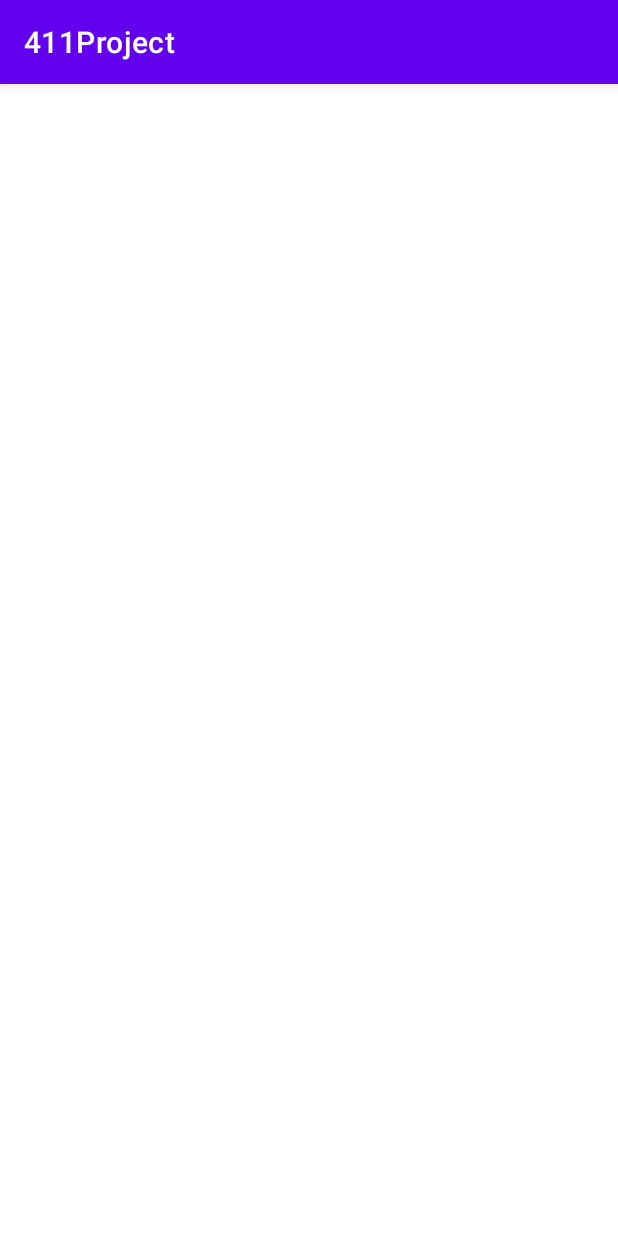
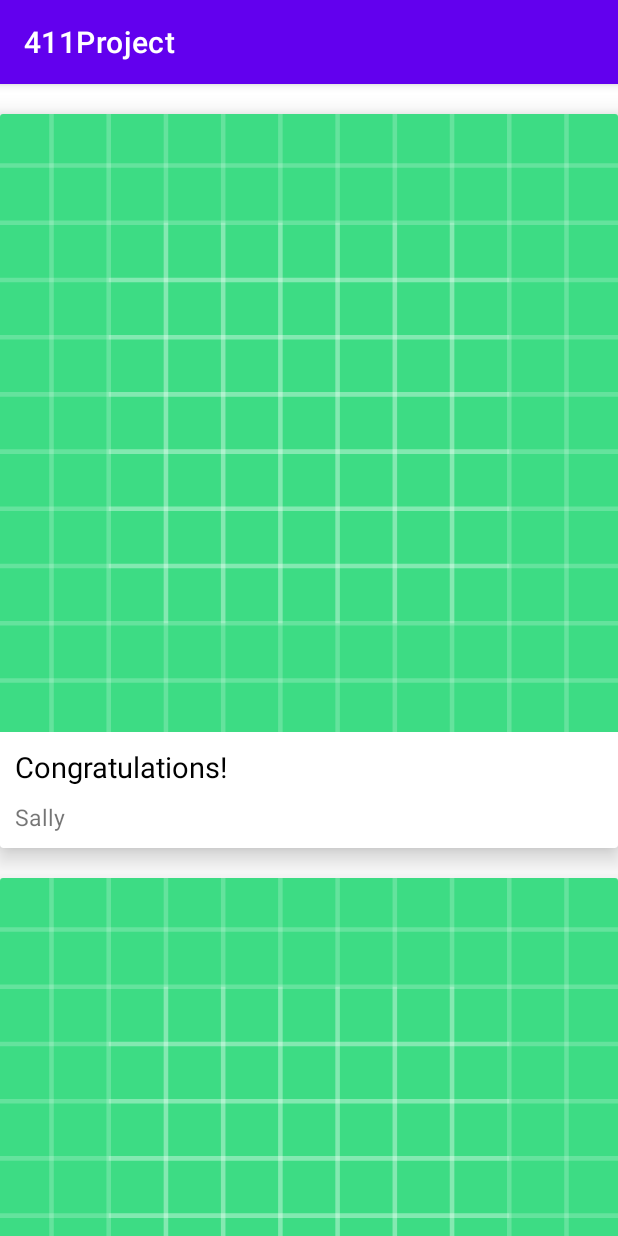
Before and after one commit to CSUF-CPSC411A-2022S/project-gold-team, an Android app: the screen it shows after launch (MainActivity), on a phone screen of 412 x 824 dp. Run offline under Robolectric (Android 15) with nearby library versions, the phone set to English and light mode, and no system bars; pictures from the network do not load.

Commit message:
Put Recycler view back on main but it is now working properly

```diff
--- a/app/src/main/java/fullerton/lfg/BlogRecyclerAdapter.kt
+++ b/app/src/main/java/fullerton/lfg/BlogRecyclerAdapter.kt
@@ -9,40 +9,49 @@ import com.bumptech.glide.request.RequestOptions
 import fullerton.lfg.models.BlogPost
 import kotlinx.android.synthetic.main.layout_blog_list_item.view.*
 import kotlin.collections.ArrayList
+import android.util.Log
 
-class BlogRecyclerAdapter: RecyclerView.Adapter<RecyclerView.ViewHolder>() {
+class BlogRecyclerAdapter : RecyclerView.Adapter<RecyclerView.ViewHolder>()
+{
+
+    private val TAG: String = "AppDebug"
 
     private var items: List<BlogPost> = ArrayList()
+
     override fun onCreateViewHolder(parent: ViewGroup, viewType: Int): RecyclerView.ViewHolder {
         return BlogViewHolder(
-            LayoutInflater.from(parent.context).inflate(R.layout.layout_blog_list_item, parent, false))
+            LayoutInflater.from(parent.context).inflate(R.layout.layout_blog_list_item, parent, false)
+        )
     }
 
     override fun onBindViewHolder(holder: RecyclerView.ViewHolder, position: Int) {
-        when(holder){
-            is BlogViewHolder ->{
+        when(holder) {
+
+            is BlogViewHolder -> {
                 holder.bind(items.get(position))
             }
+
         }
     }
 
     override fun getItemCount(): Int {
-       return items.size
+        return items.size
     }
 
     fun submitList(blogList: List<BlogPost>){
         items = blogList
     }
 
-    class BlogViewHolder constructor(itemView: View): RecyclerView.ViewHolder(itemView){
+    class BlogViewHolder
+    constructor(
+        itemView: View
+    ): RecyclerView.ViewHolder(itemView){
 
-        val blogImage = itemView.blog_image
-        val blogTitle = itemView.blog_title
-        val blogAuther = itemView.blog_author
+        val blog_image = itemView.blog_image
+        val blog_title = itemView.blog_title
+        val blog_author = itemView.blog_author
 
-        fun bind (blogPost: BlogPost){
-            blogTitle.setText(blogPost.title)
-            blogAuther.setText(blogPost.username)
+        fun bind(blogPost: BlogPost){
 
             val requestOptions = RequestOptions()
                 .placeholder(R.drawable.ic_launcher_background)
@@ -51,13 +60,12 @@ class BlogRecyclerAdapter: RecyclerView.Adapter<RecyclerView.ViewHolder>() {
             Glide.with(itemView.context)
                 .applyDefaultRequestOptions(requestOptions)
                 .load(blogPost.image)
-                .into(blogImage)
-            blogTitle.setText(blogPost.title)
-            blogAuther.setText(blogPost.username)
+                .into(blog_image)
+            blog_title.setText(blogPost.title)
+            blog_author.setText(blogPost.username)
 
         }
 
     }
 
-
 }
--- a/app/src/main/java/fullerton/lfg/DataSource.kt
+++ b/app/src/main/java/fullerton/lfg/DataSource.kt
@@ -1,9 +1,8 @@
 package fullerton.lfg
 
 import fullerton.lfg.models.BlogPost
+class DataSource{
 
-class DataSource
-{
     companion object{
 
         fun createDataSet(): ArrayList<BlogPost>{
@@ -12,7 +11,7 @@ class DataSource
                 BlogPost(
                     "Congratulations!",
                     "You made it to the end of the course!\r\n\r\nNext we'll be building the REST API!",
-                    "https://github.com/CSUF-CPSC411A-2022S/project-gold-team/blob/Joshua-Konechy/app/src/main/res/drawable/blank_image.png",
+                    "https://raw.githubusercontent.com/mitchtabian/Blog-Images/master/digital_ocean.png",
                     "Sally"
                 )
             )
@@ -20,7 +19,7 @@ class DataSource
                 BlogPost(
                     "Time to Build a Kotlin App!",
                     "The REST API course is complete. You can find the videos here: https://codingwithmitch.com/courses/build-a-rest-api/.",
-                    "https://github.com/CSUF-CPSC411A-2022S/project-gold-team/blob/Joshua-Konechy/app/src/main/res/drawable/blank_image.png",
+                    "https://raw.githubusercontent.com/mitchtabian/Kotlin-RecyclerView-Example/json-data-source/app/src/main/res/drawable/time_to_build_a_kotlin_app.png",
                     "mitch"
                 )
             )
@@ -29,7 +28,7 @@ class DataSource
                 BlogPost(
                     "Interviewing a Web Developer and YouTuber",
                     "Justin has been producing online courses for YouTube, Udemy, and his website CodingForEntrepreneurs.com for over 5 years.",
-                    "https://github.com/CSUF-CPSC411A-2022S/project-gold-team/blob/Joshua-Konechy/app/src/main/res/drawable/blank_image.png",
+                    "https://raw.githubusercontent.com/mitchtabian/Kotlin-RecyclerView-Example/json-data-source/app/src/main/res/drawable/coding_for_entrepreneurs.png",
                     "John"
                 )
             )
@@ -37,7 +36,7 @@ class DataSource
                 BlogPost(
                     "Freelance Android Developer (Vasiliy Zukanov)",
                     "Vasiliy has been a freelance android developer for several years. He also has some of the best android development courses I've had the pleasure of taking on Udemy.com.",
-                    "https://github.com/CSUF-CPSC411A-2022S/project-gold-team/blob/Joshua-Konechy/app/src/main/res/drawable/blank_image.png",
+                    "https://raw.githubusercontent.com/mitchtabian/Kotlin-RecyclerView-Example/json-data-source/app/src/main/res/drawable/freelance_android_dev_vasiliy_zukanov.png",
                     "Steven"
                 )
             )
@@ -45,7 +44,7 @@ class DataSource
                 BlogPost(
                     "Freelance Android Developer, Donn Felker",
                     "Freelancing as an Android developer with Donn Felker.\\r\\n\\r\\nDonn is also:\\r\\n\\r\\n1) Founder of caster.io\\r\\n\\r\\n2) Co-host of the fragmented podcast (fragmentedpodcast.com).",
-                    "https://github.com/CSUF-CPSC411A-2022S/project-gold-team/blob/Joshua-Konechy/app/src/main/res/drawable/blank_image.png",
+                    "https://raw.githubusercontent.com/mitchtabian/Kotlin-RecyclerView-Example/json-data-source/app/src/main/res/drawable/freelance_android_dev_donn_felker.png",
                     "Richelle"
                 )
             )
@@ -53,7 +52,7 @@ class DataSource
                 BlogPost(
                     "Work Life Balance for Software Developers",
                     "What kind of hobbies do software developers have? It sounds like many software developers don't have a lot of hobbies and choose to focus on work. Is that a good idea?",
-                    "https://github.com/CSUF-CPSC411A-2022S/project-gold-team/blob/Joshua-Konechy/app/src/main/res/drawable/blank_image.png",
+                    "https://raw.githubusercontent.com/mitchtabian/Kotlin-RecyclerView-Example/json-data-source/app/src/main/res/drawable/work_life_balance.png",
                     "Jessica"
                 )
             )
@@ -61,7 +60,7 @@ class DataSource
                 BlogPost(
                     "Full Stack Web Developer - Nicholas Olsen",
                     "In this podcast I interviewed the Fullsnack Developer (AKA Nicholas Olsen).\\r\\n\\r\\nNicholas is many things. What I mean by that is, he's good at many things.\\r\\n\\r\\n1. He’s an entrepreneur\\r\\n\\r\\n2. Web developer\\r\\n\\r\\n3. Artist\\r\\n\\r\\n4. Graphic designer\\r\\n\\r\\n5. Musician (drums)\\r\\n\\r\\n6. Professional BodyBuilder.",
-                    "https://github.com/CSUF-CPSC411A-2022S/project-gold-team/blob/Joshua-Konechy/app/src/main/res/drawable/blank_image.png",
+                    "https://raw.githubusercontent.com/mitchtabian/Kotlin-RecyclerView-Example/json-data-source/app/src/main/res/drawable/fullsnack_developer.png",
                     "Guy"
                 )
             )
@@ -69,7 +68,7 @@ class DataSource
                 BlogPost(
                     "Javascript Expert - Wes Bos",
                     "Interviewing a web developer, javascript expert, entrepreneur, freelancer, podcaster, and much more.",
-                    "https://github.com/CSUF-CPSC411A-2022S/project-gold-team/blob/Joshua-Konechy/app/src/main/res/drawable/blank_image.png",
+                    "https://raw.githubusercontent.com/mitchtabian/Kotlin-RecyclerView-Example/json-data-source/app/src/main/res/drawable/javascript_expert_wes_bos.png",
                     "Ruby"
                 )
             )
@@ -77,7 +76,7 @@ class DataSource
                 BlogPost(
                     "Senior Android Engineer - Kaushik Gopal",
                     "Kaushik Gopal is a Senior Android Engineer working in Silicon Valley.\r\n\r\nHe works as a Senior Staff engineer at Instacart.\r\n\r\nInstacart: https://www.instacart.com/",
-                    "https://github.com/CSUF-CPSC411A-2022S/project-gold-team/blob/Joshua-Konechy/app/src/main/res/drawable/blank_image.png",
+                    "https://raw.githubusercontent.com/mitchtabian/Kotlin-RecyclerView-Example/json-data-source/app/src/main/res/drawable/senior_android_engineer_kaushik_gopal.png",
                     "mitch"
                 )
             )
--- a/app/src/main/java/fullerton/lfg/MainActivity.kt
+++ b/app/src/main/java/fullerton/lfg/MainActivity.kt
@@ -2,15 +2,58 @@ package fullerton.lfg
 
 import androidx.appcompat.app.AppCompatActivity
 import android.os.Bundle
+import androidx.recyclerview.widget.LinearLayoutManager
+import kotlinx.android.synthetic.main.recycler_view.*
+import fullerton.lfg.models.BlogPost
 
-class MainActivity : AppCompatActivity()
-{
-    override fun onCreate(savedInstanceState: Bundle?)
-    {
+
+import kotlinx.android.synthetic.main.activity_main.*
+import org.json.JSONArray
+import org.json.JSONObject
+import java.io.IOException
+import java.io.InputStream
+
+class MainActivity : AppCompatActivity() {
+
+
+    private lateinit var blogAdapter: BlogRecyclerAdapter
+
+    override fun onCreate(savedInstanceState: Bundle?) {
         super.onCreate(savedInstanceState)
         setContentView(R.layout.activity_main)
 
+        initRecyclerView()
+        addDataSet()
+    }
+
+    private fun addDataSet(){
+        val data = DataSource.createDataSet()
+        blogAdapter.submitList(data)
+    }
+
+    private fun initRecyclerView(){
+
+        recycler_view.apply {
+            layoutManager = LinearLayoutManager(this@MainActivity)
+            val topSpacingDecorator = TopSpacingItemDecoration(30)
+            addItemDecoration(topSpacingDecorator)
+            blogAdapter = BlogRecyclerAdapter()
+            adapter = blogAdapter
+        }
     }
 
 
 }
+
+
+
+class userRating(val Rating: Int)
+{
+    // Add code here to accept an integer from another function, and add it to another class maybe called profile
+    // profile will hold the final value of user rating, but all the math/calculation will be done here.
+}
+
+class profile
+{
+    //stores all info pertaining to a persons account.
+}
--- a/app/src/main/java/fullerton/lfg/models/BlogPost.kt
+++ b/app/src/main/java/fullerton/lfg/models/BlogPost.kt
@@ -7,5 +7,8 @@ data class BlogPost(
     var username: String
 ) {
 
+    override fun toString(): String {
+        return "BlogPost(title='$title', image='$image', username='$username')"
+    }
 
 }
--- a/app/src/main/res/layout/activity_main.xml
+++ b/app/src/main/res/layout/activity_main.xml
@@ -1,7 +1,21 @@
 <?xml version="1.0" encoding="utf-8"?>
-<androidx.constraintlayout.widget.ConstraintLayout xmlns:android="http://schemas.android.com/apk/res/android"
+<androidx.constraintlayout.widget.ConstraintLayout
+    xmlns:android="http://schemas.android.com/apk/res/android"
     xmlns:app="http://schemas.android.com/apk/res-auto"
     xmlns:tools="http://schemas.android.com/tools"
     android:layout_width="match_parent"
     android:layout_height="match_parent"
-    tools:context=".MainActivity"/>
+    tools:context=".MainActivity">
+
+
+    <androidx.recyclerview.widget.RecyclerView
+        android:layout_width="match_parent"
+        android:layout_height="match_parent"
+        android:id="@+id/recycler_view"
+        app:layout_constraintTop_toTopOf="parent"
+        app:layout_constraintBottom_toBottomOf="parent"
+        app:layout_constraintRight_toRightOf="parent"
+        app:layout_constraintLeft_toLeftOf="parent"
+        />
+
+</androidx.constraintlayout.widget.ConstraintLayout>
--- a/app/src/main/res/layout/layout_blog_list_item.xml
+++ b/app/src/main/res/layout/layout_blog_list_item.xml
@@ -43,7 +43,7 @@
                 android:layout_width="match_parent"
                 android:layout_height="wrap_content"
                 android:id="@+id/blog_title"
-                android:text="Looking For Group"
+                android:text="The Title of a Blog"
                 android:textColor="#000"
                 android:textSize="19sp"
                 />
@@ -52,7 +52,7 @@
                 android:layout_width="match_parent"
                 android:layout_height="wrap_content"
                 android:id="@+id/blog_author"
-                android:text="John Doe"
+                android:text="Mitch Tabian"
                 android:textSize="15sp"
                 android:layout_marginTop="10dp"
                 />
--- a/app/src/main/res/layout/recycler_view.xml
+++ b/app/src/main/res/layout/recycler_view.xml
@@ -11,5 +11,5 @@
         app:layout_constraintBaseline_toBottomOf="parent"
         app:layout_constraintLeft_toLeftOf="parent"
         app:layout_constraintRight_toRightOf="parent"
-        android:id="@+id/recycler_view"/>
+        android:id="@+id/recycler_viewV2"/>
 </androidx.constraintlayout.widget.ConstraintLayout>
```
Also changed, not shown: app/src/main/java/fullerton/lfg/MainFeed.kt (+1 -11 lines), app/src/main/java/fullerton/lfg/TopSpacingItemDecoration.kt (+2 -8 lines).
